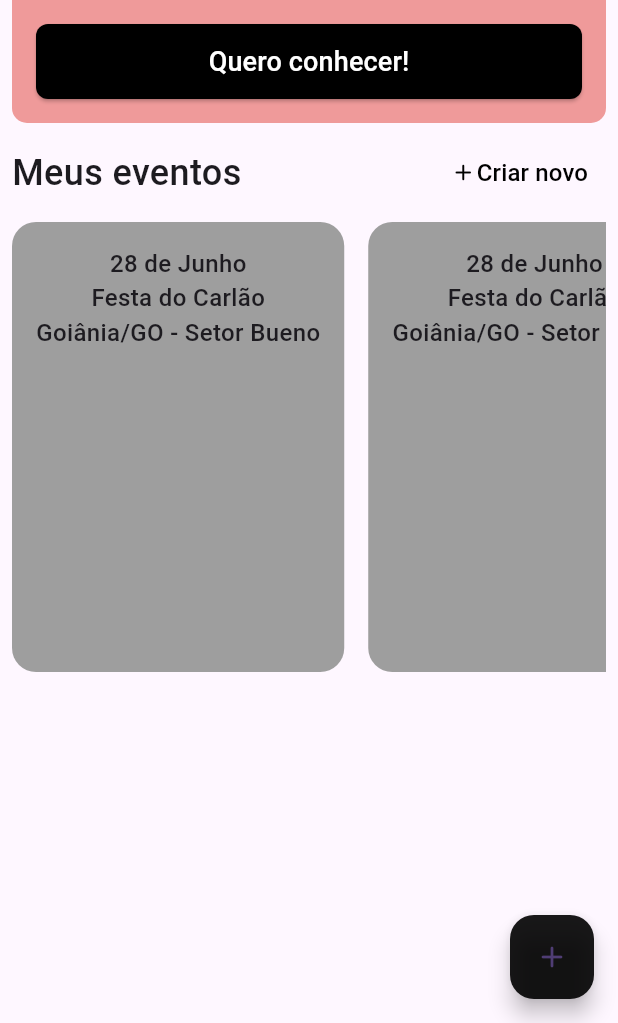
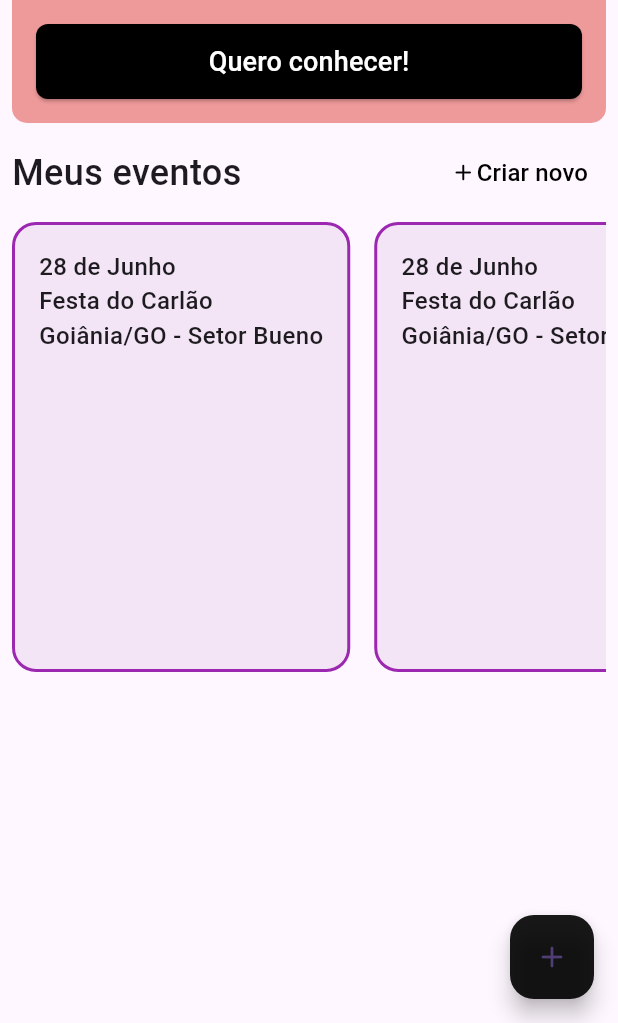
Before and after one commit to iCarlosAugusto/ticketapp, a Flutter app: the HomePage screen opened directly, on a phone screen of 412 x 824 dp, the part 213-1236 px from its top. Run offline on Flutter 3.47's test engine with Material 3 defaults, Android fonts, the phone set to English and light mode, and no system bars; our stand-ins replace easy_date_timeline, get, modal_bottom_sheet, share_plus; missing offline and left inert: flutter_barcode_scanner; Roboto replaces fonts that are missing (Sora).

Commit message:
melhora ui card

```diff
--- a/lib/components/eventcard.dart
+++ b/lib/components/eventcard.dart
@@ -13,14 +13,16 @@ class EventCard extends StatelessWidget {
       child: Container(
         padding: const EdgeInsets.all(16),
         decoration: BoxDecoration(
-          color: Colors.grey[500],
+          border: Border.all(color: Colors.purple, width: 2),
+          color: Colors.purple[50],
           borderRadius: BorderRadius.circular(16)
         ),
         child: const Column(
+          crossAxisAlignment: CrossAxisAlignment.start,
           children: [
-            const TextWidget("28 de Junho"),
-            const TextWidget("Festa do Carlão"),
-            const TextWidget("Goiânia/GO - Setor Bueno")
+            TextWidget("28 de Junho"),
+            TextWidget("Festa do Carlão"),
+            TextWidget("Goiânia/GO - Setor Bueno")
           ],
         ),
       ),
```
